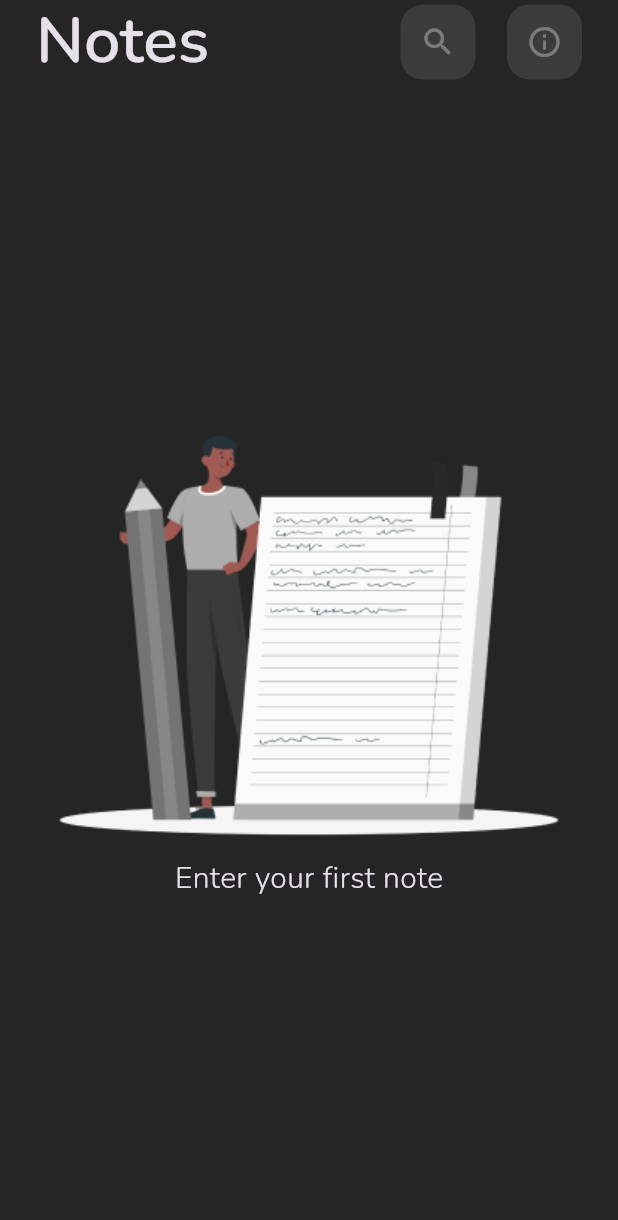
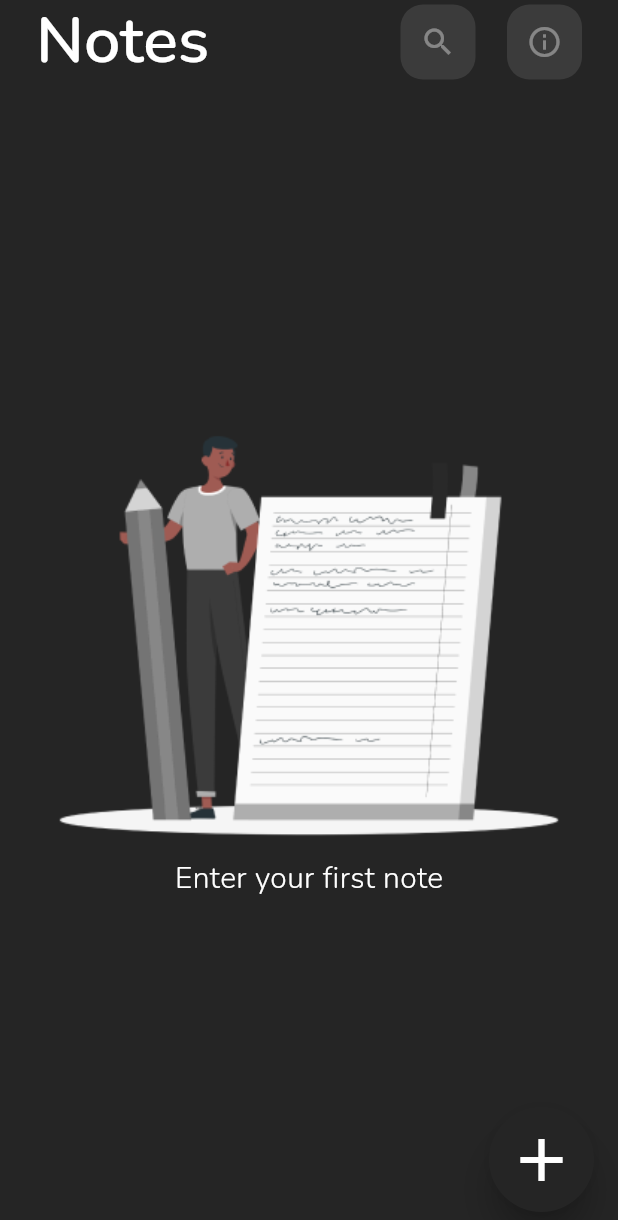
Before and after one commit to GDSC-USTOMB/innovate-mobile-challenge, a Flutter app: the screen it shows after launch, on a phone screen of 412 x 824 dp. Shown: the top 1220 px of the screen. Run offline on Flutter 3.47's test engine with Material 3 defaults, Android fonts, the phone set to English and light mode, and no system bars; our stand-ins replace google_fonts.

Commit message:
add a floating action button to the home screen

```diff
--- a/lib/screens/home_screen.dart
+++ b/lib/screens/home_screen.dart
@@ -27,6 +27,21 @@ class HomeScreen extends StatelessWidget {
           ],
         ),
       ),
+      floatingActionButton: SizedBox(
+        width: 70,
+        height: 70,
+        child: FloatingActionButton(
+          onPressed: () {},
+          elevation: 10,
+          backgroundColor: Theme.of(context).colorScheme.background,
+          shape: const CircleBorder(),
+          child: const Icon(
+            Icons.add,
+            color: Colors.white,
+            size: 48,
+          ),
+        ),
+      ),
     );
   }
 }
--- a/lib/theme.dart
+++ b/lib/theme.dart
@@ -5,6 +5,10 @@ final themeData = ThemeData(
   brightness: Brightness.dark,
   useMaterial3: true,
   scaffoldBackgroundColor: const Color(0xff252525),
+  colorScheme: const ColorScheme.dark(
+    background: Color(0xff252525),
+    onBackground: Color(0xff3B3B3B),
+  ),
   textTheme: TextTheme(
     titleLarge: GoogleFonts.nunito(
       fontSize: 43,
```
